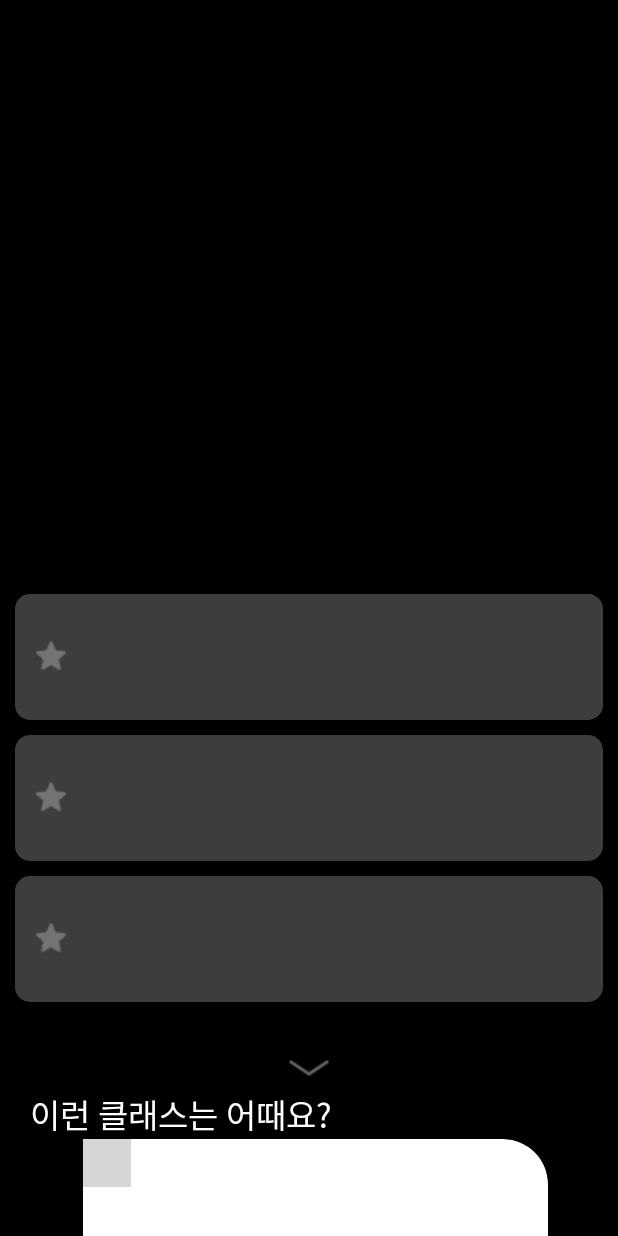
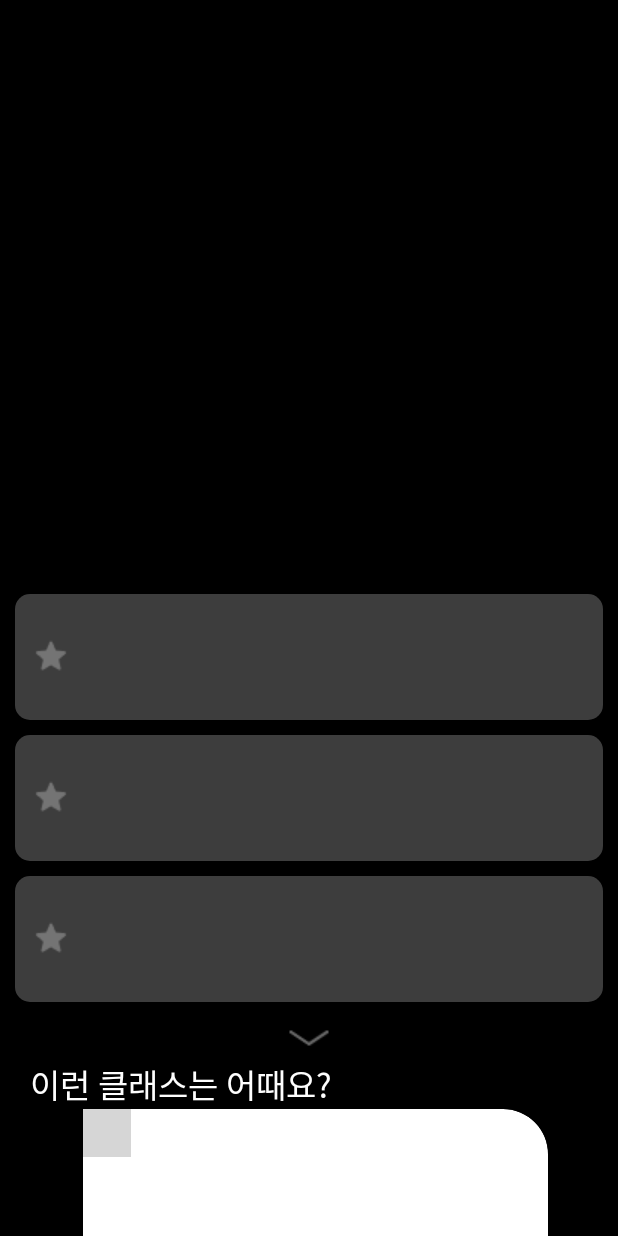
Before and after one commit to cloudgae/moovit, an Android app: the TypeTest_9 screen opened directly, with no data from a screen before it, on a phone screen of 412 x 824 dp. Run offline under Robolectric (Android 15) with nearby library versions, the phone set to English and light mode, and no system bars; our stand-ins replace Firebase (no records; nobody signed in at launch, a user with empty details on screens opened directly); plain views replace PlayerView; 3 statements that could not run were skipped; grey boxes are pictures that could not be loaded.

Commit message:
activity9 스크롤힌트 마진 수정

```diff
--- a/app/src/main/res/layout/activity_type_test9.xml
+++ b/app/src/main/res/layout/activity_type_test9.xml
@@ -124,7 +124,7 @@
                     android:layout_height="wrap_content"
                     android:src="@drawable/arrow"
                     android:layout_gravity="center"
-                    android:layout_marginTop="30dp"/>
+                    android:layout_marginTop="10dp"/>
                 <TextView
                     android:layout_width="wrap_content"
                     android:layout_height="wrap_content"
```
